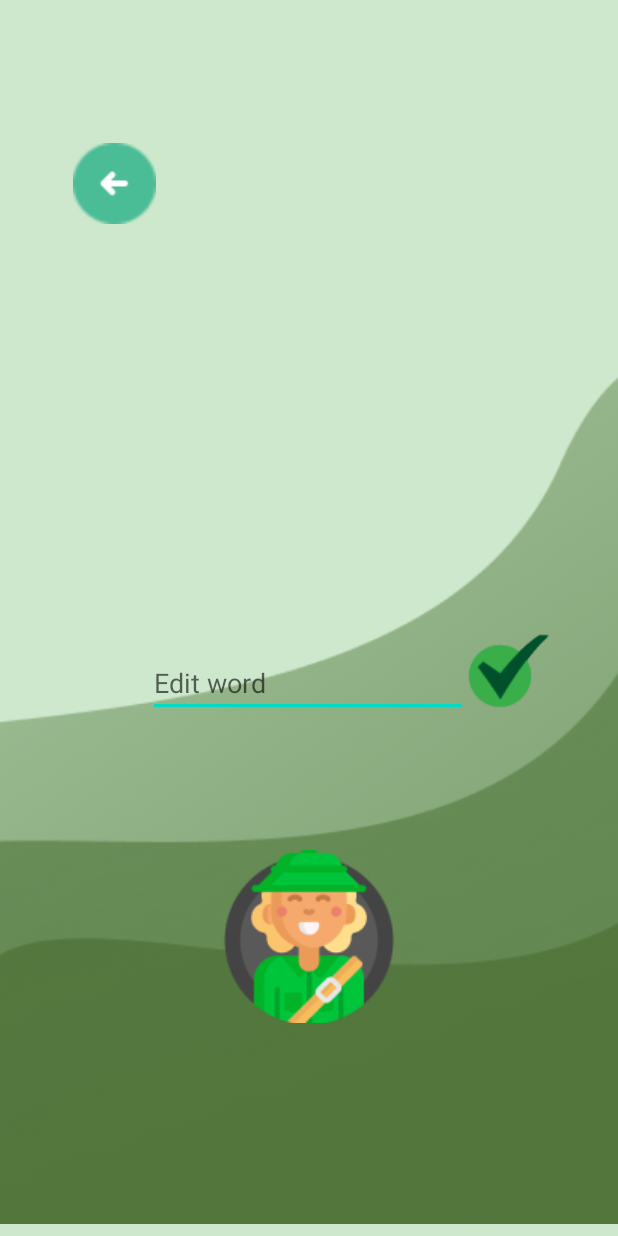
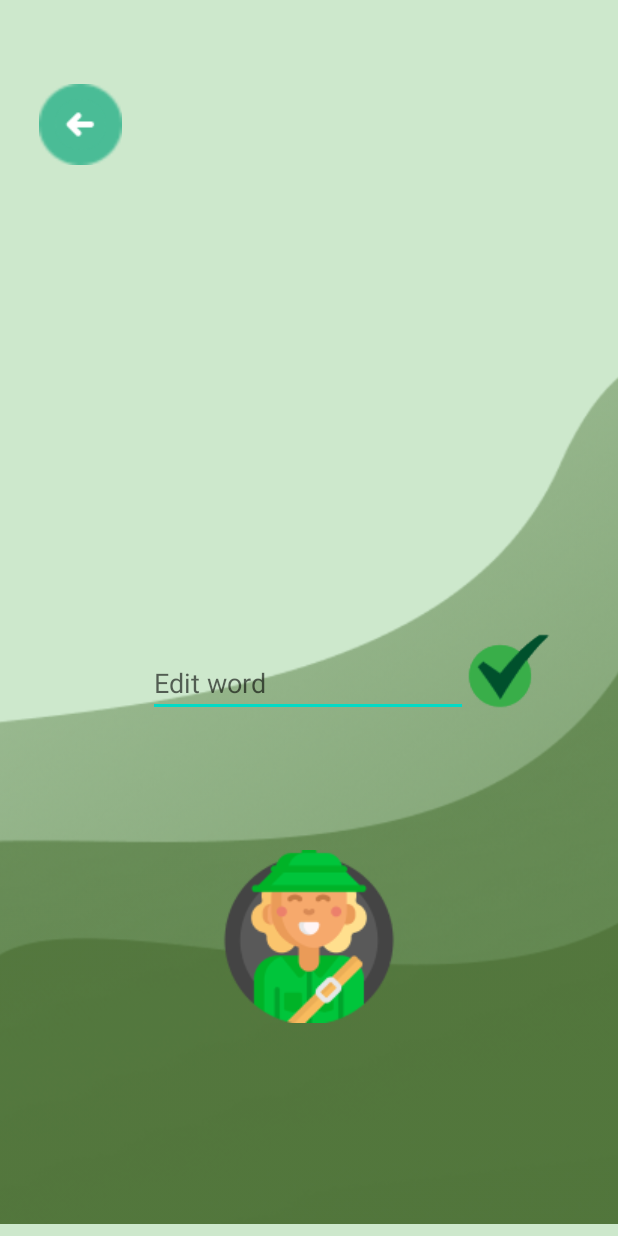
Before and after one commit to gh-337/Fluently, an Android app: the LevelActivity screen opened directly, with no data from a screen before it, on a phone screen of 412 x 824 dp. Run offline under Robolectric (Android 15) with nearby library versions, the phone set to English and light mode, and no system bars; our stand-ins replace Firebase (no records; nobody signed in at launch, a user with empty details on screens opened directly); libraries missing offline, so code that uses them is left out: org.checkerframework.checker.

Commit message:
test_040

```diff
--- a/app/src/main/res/layout/activity_level.xml
+++ b/app/src/main/res/layout/activity_level.xml
@@ -26,10 +26,10 @@
         android:onClick="backToLevels"
         app:layout_constraintBottom_toBottomOf="parent"
         app:layout_constraintEnd_toEndOf="parent"
-        app:layout_constraintHorizontal_bias="0.137"
+        app:layout_constraintHorizontal_bias="0.073"
         app:layout_constraintStart_toStartOf="parent"
         app:layout_constraintTop_toTopOf="parent"
-        app:layout_constraintVertical_bias="0.124"
+        app:layout_constraintVertical_bias="0.073"
         app:srcCompat="@drawable/buttongoback" />
 
     <ImageView
```
